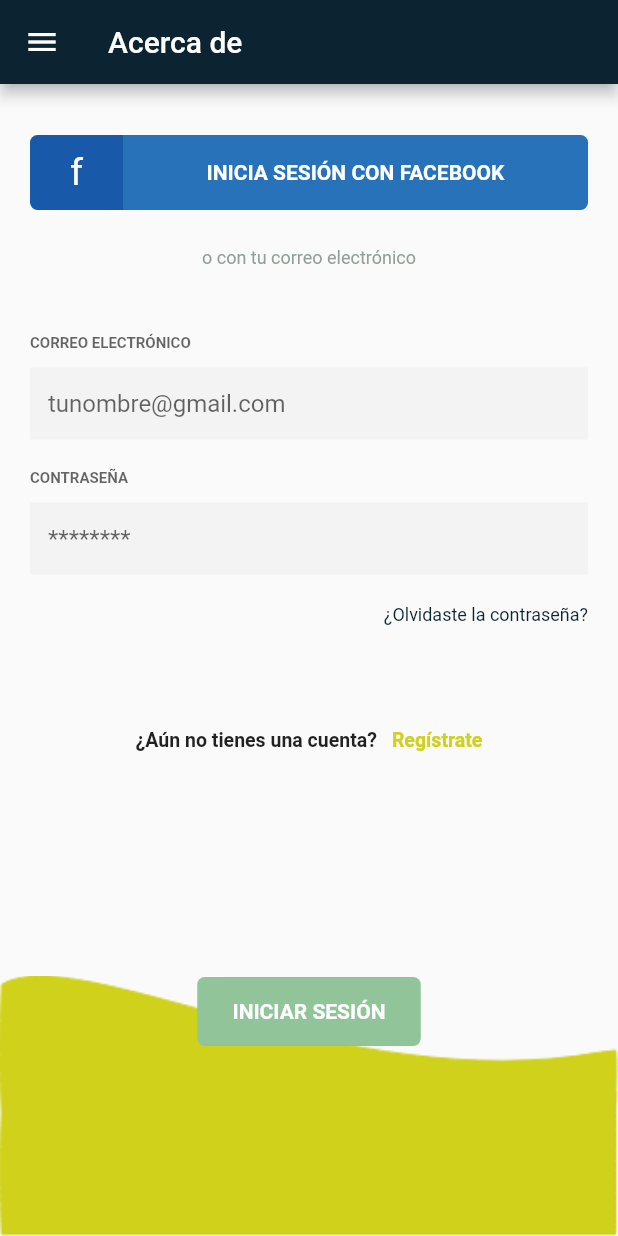
After one commit to alondraSanchezM/PaDi-parking, a Flutter app: the AboutPage screen opened directly, on a phone screen of 412 x 824 dp. The commit adds this screen. Run offline on Flutter 3.47's test engine with Material 2 defaults, Android fonts, the phone set to English and light mode, and no system bars.

Commit message:
error corregido del elemento no referenciado

```diff
--- a/lib/main.dart
+++ b/lib/main.dart
@@ -20,8 +20,10 @@ class SplashScreen extends StatefulWidget {
 
 class _SplashScreenState extends State<SplashScreen> {
 Color _color = Color.fromARGB(255, 12, 36, 49);
+
   @override
   void initState() {
+    super.initState();
     Future.delayed(
       Duration(seconds: 3),
         () {
@@ -37,7 +39,7 @@ Color _color = Color.fromARGB(255, 12, 36, 49);
 
   @override
   Widget build(BuildContext context) {
-    // TODO: implement build
+
     return Scaffold(
       backgroundColor: _color,
       body: Center(
--- /dev/null
+++ b/lib/src/about.dart
@@ -0,0 +1,333 @@
+import 'package:flutter/material.dart';
+import 'package:padi_parking/src/welcome.dart';
+import 'welcome.dart';
+
+class AboutPage extends StatefulWidget {
+  AboutPage({Key key, this.title}) : super(key: key);
+
+  final String title;
+
+  @override
+  _AboutPageState createState() => _AboutPageState();
+}
+
+class _AboutPageState extends State<AboutPage> {
+
+  Widget _emailField() {
+    return Container(
+      margin: EdgeInsets.symmetric(vertical: 10),
+      child: Column(
+        crossAxisAlignment: CrossAxisAlignment.start,
+        children: <Widget>[
+          Text(
+            'CORREO ELECTRÓNICO',
+            style: TextStyle(
+                fontWeight: FontWeight.w700,
+                fontSize: 10,
+                color: Color(0x99000000)),
+          ),
+          SizedBox(
+            height: 10,
+          ),
+          TextField(
+              obscureText: false,
+              decoration: InputDecoration(
+                  hintText: 'tunombre@gmail.com',
+                  border: InputBorder.none,
+                  fillColor: Color(0xfff3f3f4),
+                  filled: true))
+        ],
+      ),
+    );
+  }
+
+  Widget _passwordField() {
+    return Container(
+      margin: EdgeInsets.symmetric(vertical: 10),
+      child: Column(
+        crossAxisAlignment: CrossAxisAlignment.start,
+        children: <Widget>[
+          Text(
+            'CONTRASEÑA',
+            style: TextStyle(
+                fontWeight: FontWeight.w700,
+                fontSize: 10,
+                color: Color(0x99000000)),
+          ),
+          SizedBox(
+            height: 10,
+          ),
+          TextField(
+              obscureText: true,
+              decoration: InputDecoration(
+                  hintText: '********',
+                  border: InputBorder.none,
+                  fillColor: Color(0xfff3f3f4),
+                  filled: true))
+        ],
+      ),
+    );
+  }
+
+  Widget _submitButton() {
+    return InkWell(
+      onTap: () {
+        Navigator.push(
+            context, MaterialPageRoute(builder: (context) => WelcomePage()));
+      },
+      child: Container(
+        width: 149,
+        padding: EdgeInsets.symmetric(vertical: 15),
+        alignment: Alignment.center,
+        decoration: BoxDecoration(
+          borderRadius: BorderRadius.all(Radius.circular(5)),
+          color: Color(0xff91C499),
+        ),
+        child: Text(
+          'INICIAR SESIÓN',
+          style: TextStyle(
+            fontSize: 14,
+            color: Colors.white,
+            fontWeight: FontWeight.w700,
+          ),
+        ),
+      ),
+    );
+  }
+
+  Widget _labelOr() {
+    return Container(
+        margin: EdgeInsets.only(top: 15, bottom: 10),
+        child: Column(
+          children: <Widget>[
+            Text(
+              'o con tu correo electrónico',
+              style: TextStyle(color: Color(0xd9808F85), fontSize: 12),
+            ),
+          ],
+        ));
+  }
+
+  Widget _facebookButton() {
+    return Container(
+      height: 50,
+      margin: EdgeInsets.symmetric(vertical: 10),
+      decoration: BoxDecoration(
+        borderRadius: BorderRadius.all(Radius.circular(10)),
+      ),
+      child: Row(
+        children: <Widget>[
+          Expanded(
+            flex: 1,
+            child: Container(
+              decoration: BoxDecoration(
+                color: Color(0xff1959a9),
+                borderRadius: BorderRadius.only(
+                    bottomLeft: Radius.circular(5),
+                    topLeft: Radius.circular(5)),
+              ),
+              alignment: Alignment.center,
+              child: Text('f',
+                  style: TextStyle(
+                      color: Colors.white,
+                      fontSize: 25,
+                      fontWeight: FontWeight.w400)),
+            ),
+          ),
+          Expanded(
+            flex: 5,
+            child: Container(
+              decoration: BoxDecoration(
+                color: Color(0xff2872ba),
+                borderRadius: BorderRadius.only(
+                    bottomRight: Radius.circular(5),
+                    topRight: Radius.circular(5)),
+              ),
+              alignment: Alignment.center,
+              child: Text('INICIA SESIÓN CON FACEBOOK',
+                  style: TextStyle(
+                      color: Colors.white,
+                      fontSize: 14,
+                      fontWeight: FontWeight.w700)),
+            ),
+          ),
+        ],
+      ),
+    );
+  }
+
+  Widget _createAccountLabel() {
+    return InkWell(
+      onTap: () {
+        Navigator.push(
+            context, MaterialPageRoute(builder: (context) => WelcomePage()));
+      },
+      child: Container(
+        margin: EdgeInsets.symmetric(vertical: 20),
+        padding: EdgeInsets.all(15),
+        alignment: Alignment.bottomCenter,
+        child: Row(
+          mainAxisAlignment: MainAxisAlignment.center,
+          children: <Widget>[
+            Text(
+              '¿Aún no tienes una cuenta?',
+              style: TextStyle(fontSize: 13, fontWeight: FontWeight.w600),
+            ),
+            SizedBox(
+              width: 10,
+            ),
+            Text(
+              'Regístrate',
+              style: TextStyle(
+                  color: Color(0xffCFD11A),
+                  fontSize: 13,
+                  fontWeight: FontWeight.w600),
+            ),
+          ],
+        ),
+      ),
+    );
+  }
+
+  _dialogRecoverPassword() async {
+    return showDialog<void>(
+      context: context,
+      barrierDismissible: false,
+      builder: (BuildContext context) {
+        return AlertDialog(
+          title: Text(
+            'Recuperar contraseña',
+            style: TextStyle(
+              color: Color(0xe6000000),
+              fontSize: 16,
+            ),
+          ),
+          content: SingleChildScrollView(
+            child: ListBody(
+              children: <Widget>[
+                Text(
+                  'Ingresa tu correo electrónico, te enviaremos un enlace para recuperar tu cuenta.',
+                  style: TextStyle(color: Color(0x99000000)),
+                ),
+                SizedBox(
+                  height: 12,
+                ),
+                TextField(
+                    obscureText: false,
+                    decoration: InputDecoration(
+                        hintText: 'tucorreo@email.com',
+                        border: InputBorder.none,
+                        fillColor: Color(0xfff3f3f4),
+                        filled: true))
+              ],
+            ),
+          ),
+          actions: <Widget>[
+            TextButton(
+              child: Text(
+                'CANCELAR',
+                style: TextStyle(
+                  color: Color(0xff0C2431),
+                  fontSize: 14,
+                  fontWeight: FontWeight.w700,
+                ),
+              ),
+              onPressed: () => Navigator.pop(context),
+            ),
+            TextButton(
+              child: Text(
+                'ENVIAR',
+                style: TextStyle(
+                  color: Color(0xff0C2431),
+                  fontSize: 14,
+                  fontWeight: FontWeight.w700,
+                ),
+              ),
+              onPressed: () => Navigator.pop(context),
+            ),
+          ],
+        );
+      },
+    );
+  }
+
+  @override
+  Widget build(BuildContext context) {
+    final height = MediaQuery.of(context).size.height;
+    return Scaffold(
+      appBar: AppBar(
+        title: Text('Acerca de'),
+        backgroundColor: Color(0xff0C2431),
+      ),
+      drawer: Drawer(
+          child: new ListView(
+        children: <Widget>[
+          Container(
+              child: InkWell(
+            child: Text('Acerca de',
+                style: TextStyle(
+                  fontSize: 12,
+                  color: Color(0xff0C2431),
+                )),
+            onTap: () {
+              Navigator.push(context,
+                  MaterialPageRoute(builder: (context) => AboutPage()));
+            },
+          )),
+
+          //Menu deisy
+        ],
+      )),
+      body: Container(
+        height: height,
+        child: Stack(
+          children: <Widget>[
+            Positioned.fill(
+              child: Image.asset(
+                "assets/low-shape.png",
+                fit: BoxFit.fitWidth,
+                alignment: Alignment.bottomLeft,
+              ),
+            ),
+            Container(
+              padding: EdgeInsets.symmetric(horizontal: 20),
+              child: SingleChildScrollView(
+                child: Column(
+                  crossAxisAlignment: CrossAxisAlignment.center,
+                  mainAxisAlignment: MainAxisAlignment.center,
+                  children: <Widget>[
+                    SizedBox(height: 24),
+                    _facebookButton(),
+                    _labelOr(),
+                    SizedBox(height: 24),
+                    _emailField(),
+                    _passwordField(),
+                    Container(
+                        padding: EdgeInsets.symmetric(vertical: 10),
+                        alignment: Alignment.centerRight,
+                        child: InkWell(
+                          child: Text('¿Olvidaste la contraseña?',
+                              style: TextStyle(
+                                fontSize: 12,
+                                color: Color(0xff0C2431),
+                              )),
+                          onTap: () {
+                            Navigator.of(context)
+                                .restorablePush(_dialogRecoverPassword());
+                          },
+                        )),
+                    SizedBox(height: 24),
+                    _createAccountLabel(),
+                    SizedBox(height: height * .14),
+                    _submitButton(),
+                    SizedBox(height: 24),
+                  ],
+                ),
+              ),
+            ),
+          ],
+        ),
+      ),
+    );
+  }
+}
--- a/lib/src/welcome.dart
+++ b/lib/src/welcome.dart
@@ -1,4 +1,5 @@
 import 'package:flutter/material.dart';
+import 'about.dart';
 
 class WelcomePage extends StatefulWidget {
   WelcomePage({Key key, this.title}) : super(key: key);
@@ -11,7 +12,6 @@ class WelcomePage extends StatefulWidget {
 
 class _WelcomePageState extends State<WelcomePage> {
   Widget _qrScan() {
-    // TODO: implement build
     return Center(
       child: Image.asset(
         "assets/qr.png",
@@ -21,7 +21,7 @@ class _WelcomePageState extends State<WelcomePage> {
 
   Widget _labelWelcome() {
     return Container(
-        margin: EdgeInsets.only( top: 70),
+        margin: EdgeInsets.only(top: 70),
         child: Column(
           children: <Widget>[
             Text(
@@ -46,7 +46,19 @@ class _WelcomePageState extends State<WelcomePage> {
       drawer: Drawer(
           child: new ListView(
         children: <Widget>[
-          Text('Primero elemento!'),
+          Container(
+              child: InkWell(
+            child: Text('Acerca de',
+                style: TextStyle(
+                  fontSize: 12,
+                  color: Color(0xff0C2431),
+                )),
+            onTap: () {
+              Navigator.push(context,
+                  MaterialPageRoute(builder: (context) => AboutPage()));
+            },
+          )),
+
           //Menu deisy
         ],
       )),
```
Also changed, not shown: assets/logo.png (added).
